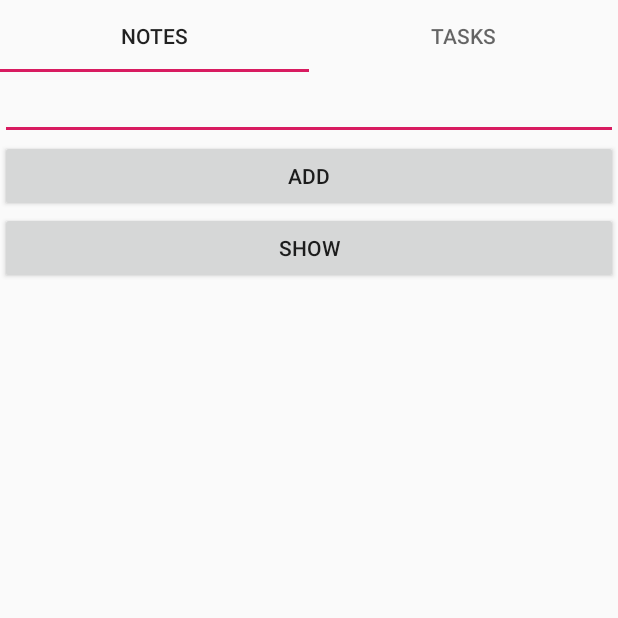
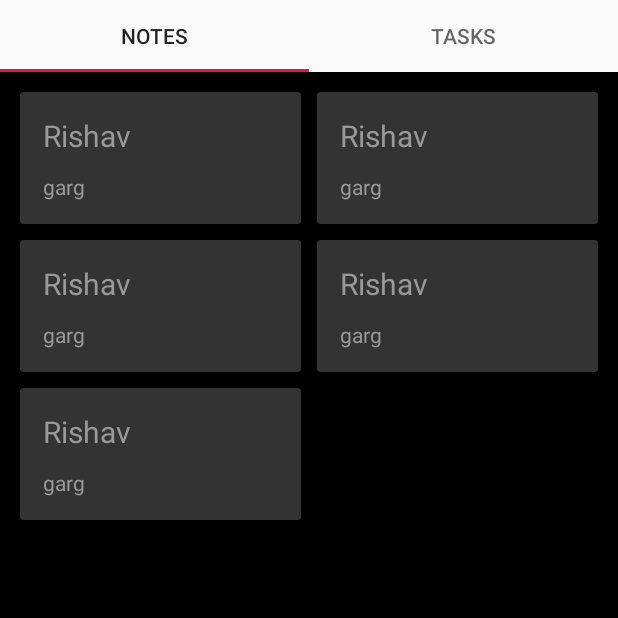
Before and after one commit to Rishav78/Notes, an Android app: the screen it shows after launch (MainActivity), on a phone screen of 412 x 824 dp, the top half of it. Run offline under Robolectric (Android 15) with nearby library versions, the phone set to English and light mode, and no system bars.

Commit message:
notes layout complete

```diff
--- a/app/src/main/java/com/example/notes/PageAdapter.java
+++ b/app/src/main/java/com/example/notes/Adapters/PageAdapter.java
@@ -1,4 +1,4 @@
-package com.example.notes;
+package com.example.notes.Adapters;
 
 import androidx.annotation.Nullable;
 import androidx.fragment.app.Fragment;
--- a/app/src/main/java/com/example/notes/MainActivity.java
+++ b/app/src/main/java/com/example/notes/MainActivity.java
@@ -5,6 +5,7 @@ import androidx.viewpager.widget.ViewPager;
 
 import android.os.Bundle;
 
+import com.example.notes.Adapters.PageAdapter;
 import com.google.android.material.tabs.TabLayout;
 
 public class MainActivity extends AppCompatActivity {
--- /dev/null
+++ b/app/src/main/java/com/example/notes/Modules/Note.java
@@ -0,0 +1,29 @@
+package com.example.notes.Modules;
+
+public class Note {
+
+    private String note;
+    private int id;
+
+    public Note(int id, String note) {
+        this.id = id;
+        this.note = note;
+    }
+
+    public String getNote() {
+        return this.note;
+    }
+
+    public int getId() {
+        return this.id;
+    }
+
+    public void setNote(String note) {
+        this.note = note;
+    }
+
+    public void setId(int id) {
+        this.id = id;
+    }
+
+}
--- a/app/src/main/java/com/example/notes/Notes.java
+++ b/app/src/main/java/com/example/notes/Notes.java
@@ -6,6 +6,8 @@ import android.net.Uri;
 import android.os.Bundle;
 
 import androidx.fragment.app.Fragment;
+import androidx.recyclerview.widget.GridLayoutManager;
+import androidx.recyclerview.widget.RecyclerView;
 
 import android.view.LayoutInflater;
 import android.view.View;
@@ -14,14 +16,22 @@ import android.widget.Button;
 import android.widget.EditText;
 import android.widget.Toast;
 
+import com.example.notes.Modules.Note;
+import com.example.notes.RecylerView.NotesRecylerView;
+
 import java.io.BufferedReader;
+import java.util.ArrayList;
+import java.util.List;
 
 
 public class Notes extends Fragment {
 
-    private Button button, show;
-    private EditText edittext;
+//    private Button button, show;
+//    private EditText edittext;
     private DatabaseHelper database;
+    private List<Note> notes;
+    RecyclerView notesView;
+    NotesRecylerView adapter;
 
     @Override
     public View onCreateView(LayoutInflater inflater, ViewGroup container,
@@ -30,44 +40,54 @@ public class Notes extends Fragment {
         View v = inflater.inflate(R.layout.fragment_notes, container, false);
 
         database = new DatabaseHelper(getActivity());
-        button = (Button)v.findViewById(R.id.btn);
-        show = (Button)v.findViewById(R.id.show);
-        edittext = (EditText)v.findViewById(R.id.text);
+        notes = new ArrayList<>();
+        notesView = (RecyclerView) v.findViewById(R.id.notesRecylerView);
+        notes.add(new Note(0, "hello"));
+        notes.add(new Note(1, "hello"));
+        notes.add(new Note(2, "hello"));
+        notes.add(new Note(3, "hello"));
+        notes.add(new Note(4, "hello"));
+        adapter = new NotesRecylerView(getActivity(), notes);
+        notesView.setLayoutManager(new GridLayoutManager(getActivity(), 2));
+        notesView.setAdapter(adapter);
 
-        button.setOnClickListener(new View.OnClickListener() {
-            @Override
-            public void onClick(View v) {
-                String str = edittext.getText().toString();
-                Boolean err = database.insert(str);
-                if ( err ) {
-                    Toast.makeText(getActivity(), "Fail to insert data", Toast.LENGTH_LONG).show();
-                }
-                else {
-                    Toast.makeText(getActivity(), "Data added successfully", Toast.LENGTH_LONG).show();
-                }
 
-            }
-        });
+//        edittext = (EditText)v.findViewById(R.id.text);
 
-        show.setOnClickListener(new View.OnClickListener() {
-            @Override
-            public void onClick(View v) {
-                StringBuffer str = new StringBuffer();
-                Cursor res = database.getAllData();
-
-                if ( res.getCount() == 0 ) {
-                    Toast.makeText(getActivity(), "No data in the database", Toast.LENGTH_LONG).show();
-                    return;
-                }
-
-                while ( res.moveToNext() ) {
-                    str.append("ID: " + res.getString(0) + "\n");
-                    str.append("Note: " + res.getString(1) + "\n\n");
-                }
-
-                Toast.makeText(getActivity(), str, Toast.LENGTH_LONG).show();
-            }
-        });
+//        button.setOnClickListener(new View.OnClickListener() {
+//            @Override
+//            public void onClick(View v) {
+//                String str = edittext.getText().toString();
+//                Boolean err = database.insert(str);
+//                if ( err ) {
+//                    Toast.makeText(getActivity(), "Fail to insert data", Toast.LENGTH_LONG).show();
+//                }
+//                else {
+//                    Toast.makeText(getActivity(), "Data added successfully", Toast.LENGTH_LONG).show();
+//                }
+//
+//            }
+//        });
+//
+//        show.setOnClickListener(new View.OnClickListener() {
+//            @Override
+//            public void onClick(View v) {
+//                StringBuffer str = new StringBuffer();
+//                Cursor res = database.getAllData();
+//
+//                if ( res.getCount() == 0 ) {
+//                    Toast.makeText(getActivity(), "No data in the database", Toast.LENGTH_LONG).show();
+//                    return;
+//                }
+//
+//                while ( res.moveToNext() ) {
+//                    str.append("ID: " + res.getString(0) + "\n");
+//                    str.append("Note: " + res.getString(1) + "\n\n");
+//                }
+//
+//                Toast.makeText(getActivity(), str, Toast.LENGTH_LONG).show();
+//            }
+//        });
 
         return v;
     }
--- /dev/null
+++ b/app/src/main/java/com/example/notes/RecylerView/NotesRecylerView.java
@@ -0,0 +1,53 @@
+package com.example.notes.RecylerView;
+
+import android.content.Context;
+import android.view.LayoutInflater;
+import android.view.View;
+import android.view.ViewGroup;
+
+import androidx.annotation.NonNull;
+import androidx.recyclerview.widget.RecyclerView;
+
+import com.example.notes.Modules.Note;
+import com.example.notes.R;
+
+import java.util.List;
+
+public class NotesRecylerView extends RecyclerView.Adapter<NotesRecylerView.MyViewHolder> {
+
+    private List<Note> notes;
+    private Context context;
+
+    public NotesRecylerView(Context context, List<Note> notes) {
+        this.context = context;
+        this.notes = notes;
+    }
+
+    @NonNull
+    @Override
+    public MyViewHolder onCreateViewHolder(@NonNull ViewGroup parent, int viewType) {
+        View view;
+        LayoutInflater inflater = LayoutInflater.from(context);
+        view = inflater.inflate(R.layout.note_layout, parent, false);
+        return new MyViewHolder(view);
+    }
+
+    @Override
+    public void onBindViewHolder(@NonNull MyViewHolder holder, int position) {
+
+
+
+    }
+
+    @Override
+    public int getItemCount() {
+        return this.notes.size();
+    }
+
+    public class MyViewHolder extends RecyclerView.ViewHolder {
+
+        public MyViewHolder(@NonNull View itemView) {
+            super(itemView);
+        }
+    }
+}
--- a/app/src/main/res/layout/fragment_notes.xml
+++ b/app/src/main/res/layout/fragment_notes.xml
@@ -4,25 +4,16 @@
     android:layout_width="match_parent"
     android:orientation="vertical"
     android:layout_height="match_parent"
-    tools:context=".Notes">
+    tools:context=".Notes"
+    android:gravity="center"
+    android:background="@color/black"
+    android:padding="8dp">
 
 
-    <EditText
-        android:id="@+id/text"
+    <androidx.recyclerview.widget.RecyclerView
+        android:id="@+id/notesRecylerView"
         android:layout_width="match_parent"
-        android:layout_height="wrap_content"/>
-
-    <Button
-        android:id="@+id/btn"
-        android:layout_width="match_parent"
-        android:layout_height="wrap_content"
-        android:text="Add" />
-
-    <Button
-        android:id="@+id/show"
-        android:layout_width="match_parent"
-        android:layout_height="wrap_content"
-        android:text="show"
-        tools:text="show" />
+        android:layout_height="match_parent"
+        />
 
 </LinearLayout>
--- /dev/null
+++ b/app/src/main/res/layout/note_layout.xml
@@ -0,0 +1,39 @@
+<?xml version="1.0" encoding="utf-8"?>
+<androidx.cardview.widget.CardView xmlns:android="http://schemas.android.com/apk/res/android"
+    xmlns:app="http://schemas.android.com/apk/res-auto"
+    android:clickable="true"
+    android:foreground="?android:attr/selectableItemBackground"
+    android:layout_width="match_parent"
+    android:layout_height="wrap_content"
+    app:layout_maxHeight="160dp"
+    android:layout_margin="5dp"
+    app:cardBackgroundColor="#333">
+
+    <LinearLayout
+        android:layout_width="match_parent"
+        android:orientation="vertical"
+        android:padding="15dp"
+        android:layout_height="wrap_content">
+
+    <TextView
+        android:id="@+id/note"
+        android:text="Rishav"
+        android:textColor="#999999"
+        android:textSize="20dp"
+        android:layout_width="match_parent"
+        android:layout_marginBottom="5dp"
+        android:layout_height="wrap_content" />
+
+    <TextView
+        android:id="@+id/lastupdate"
+        android:text="garg"
+        android:textColor="#999999"
+        android:layout_marginTop="5dp"
+        android:layout_width="wrap_content"
+        android:layout_height="wrap_content" />
+
+    </LinearLayout>
+
+
+
+</androidx.cardview.widget.CardView>
--- a/app/src/main/res/values/colors.xml
+++ b/app/src/main/res/values/colors.xml
@@ -4,4 +4,5 @@
     <color name="colorPrimaryDark">#00574B</color>
     <color name="colorAccent">#D81B60</color>
     <color name="white">#ffffff</color>
+    <color name="black">#000000</color>
 </resources>
```
